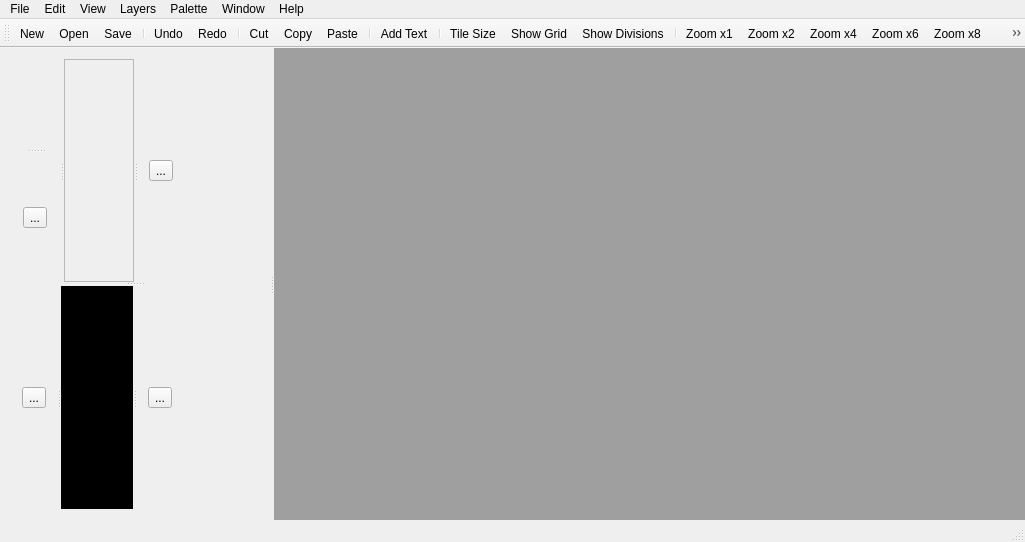
Old version of the form QtCharacterMaker/view/mainwindow.ui in the repository RicardoBusta/bustamanprojects.
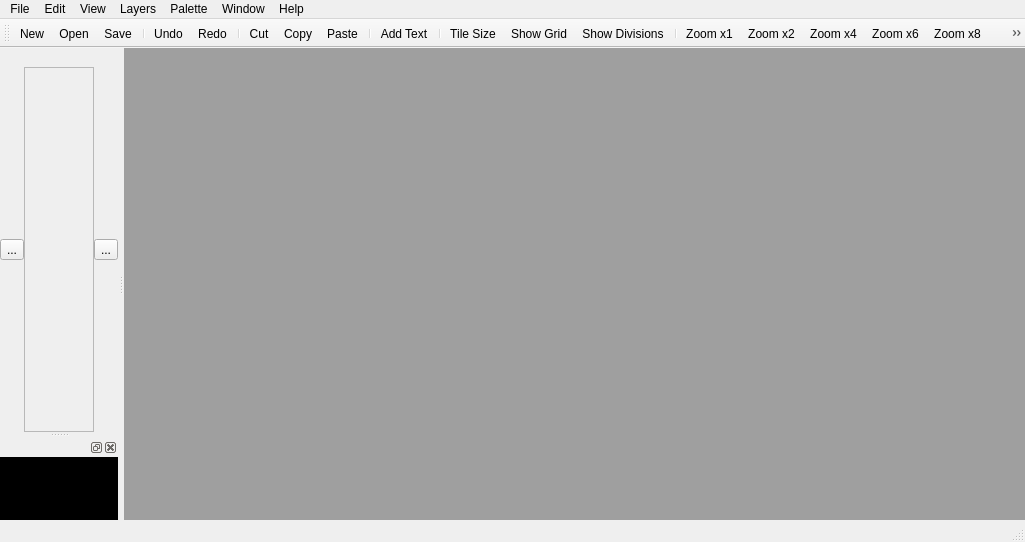
New version of the form. Icons and pictures are not drawn. Custom widgets are drawn as their Qt base class.

The edit to the form file:
```diff
--- a/QtCharacterMaker/view/mainwindow.ui
+++ b/QtCharacterMaker/view/mainwindow.ui
@@ -20,7 +20,7 @@
    </size>
   </property>
   <widget class="QWidget" name="centralWidget">
-   <layout class="QVBoxLayout" name="verticalLayout_5">
+   <layout class="QHBoxLayout" name="horizontalLayout_3">
     <property name="spacing">
      <number>0</number>
     </property>
@@ -37,182 +37,10 @@
      <number>0</number>
     </property>
     <item>
-     <widget class="QSplitter" name="splitter">
-      <property name="orientation">
-       <enum>Qt::Horizontal</enum>
+     <widget class="QMdiArea" name="mdiArea">
+      <property name="styleSheet">
+       <string notr="true"/>
       </property>
-      <widget class="QWidget" name="verticalLayoutWidget">
-       <layout class="QVBoxLayout" name="verticalLayout">
-        <item>
-         <widget class="QSplitter" name="splitter_7">
-          <property name="orientation">
-           <enum>Qt::Vertical</enum>
-          </property>
-          <widget class="QSplitter" name="splitter_4">
-           <property name="orientation">
-            <enum>Qt::Horizontal</enum>
-           </property>
-           <widget class="QSplitter" name="splitter_3">
-            <property name="orientation">
-             <enum>Qt::Horizontal</enum>
-            </property>
-            <widget class="QSplitter" name="splitter_2">
-             <property name="orientation">
-              <enum>Qt::Vertical</enum>
-             </property>
-             <widget class="QWidget" name="widget" native="true"/>
-             <widget class="QWidget" name="gridLayoutWidget">
-              <layout class="QGridLayout" name="gridLayout">
-               <item row="0" column="0">
-                <widget class="QToolButton" name="toolButton_2">
-                 <property name="text">
-                  <string>...</string>
-                 </property>
-                </widget>
-               </item>
-              </layout>
-             </widget>
-            </widget>
-            <widget class="QScrollArea" name="scrollArea">
-             <property name="widgetResizable">
-              <bool>true</bool>
-             </property>
-             <widget class="EditImageWidget" name="edit_image_widget">
-              <property name="geometry">
-               <rect>
-                <x>0</x>
-                <y>0</y>
-                <width>68</width>
-                <height>230</height>
-               </rect>
-              </property>
-             </widget>
-            </widget>
-           </widget>
-           <widget class="QWidget" name="verticalLayoutWidget_2">
-            <layout class="QVBoxLayout" name="verticalLayout_2">
-             <item>
-              <widget class="QToolButton" name="toolButton">
-               <property name="text">
-                <string>...</string>
-               </property>
-              </widget>
-             </item>
-            </layout>
-           </widget>
-          </widget>
-          <widget class="QSplitter" name="splitter_6">
-           <property name="orientation">
-            <enum>Qt::Horizontal</enum>
-           </property>
-           <widget class="QSplitter" name="splitter_5">
-            <property name="orientation">
-             <enum>Qt::Horizontal</enum>
-            </property>
-            <widget class="QWidget" name="verticalLayoutWidget_3">
-             <layout class="QVBoxLayout" name="verticalLayout_3">
-              <item>
-               <widget class="QToolButton" name="toolButton_4">
-                <property name="text">
-                 <string>...</string>
-                </property>
-               </widget>
-              </item>
-             </layout>
-            </widget>
-            <widget class="QWidget" name="widget_2" native="true">
-             <property name="sizePolicy">
-              <sizepolicy hsizetype="Expanding" vsizetype="Expanding">
-               <horstretch>0</horstretch>
-               <verstretch>0</verstretch>
-              </sizepolicy>
-             </property>
-             <property name="palette">
-              <palette>
-               <active>
-                <colorrole role="Base">
-                 <brush brushstyle="SolidPattern">
-                  <color alpha="255">
-                   <red>255</red>
-                   <green>255</green>
-                   <blue>255</blue>
-                  </color>
-                 </brush>
-                </colorrole>
-                <colorrole role="Window">
-                 <brush brushstyle="SolidPattern">
-                  <color alpha="255">
-                   <red>0</red>
-                   <green>0</green>
-                   <blue>0</blue>
-                  </color>
-                 </brush>
-                </colorrole>
-               </active>
-               <inactive>
-                <colorrole role="Base">
-                 <brush brushstyle="SolidPattern">
-                  <color alpha="255">
-                   <red>255</red>
-                   <green>255</green>
-                   <blue>255</blue>
-                  </color>
-                 </brush>
-                </colorrole>
-                <colorrole role="Window">
-                 <brush brushstyle="SolidPattern">
-                  <color alpha="255">
-                   <red>0</red>
-                   <green>0</green>
-                   <blue>0</blue>
-                  </color>
-                 </brush>
-                </colorrole>
-               </inactive>
-               <disabled>
-                <colorrole role="Base">
-                 <brush brushstyle="SolidPattern">
-                  <color alpha="255">
-                   <red>0</red>
-                   <green>0</green>
-                   <blue>0</blue>
-                  </color>
-                 </brush>
-                </colorrole>
-                <colorrole role="Window">
-                 <brush brushstyle="SolidPattern">
-                  <color alpha="255">
-                   <red>0</red>
-                   <green>0</green>
-                   <blue>0</blue>
-                  </color>
-                 </brush>
-                </colorrole>
-               </disabled>
-              </palette>
-             </property>
-             <property name="autoFillBackground">
-              <bool>true</bool>
-             </property>
-            </widget>
-           </widget>
-           <widget class="QWidget" name="verticalLayoutWidget_4">
-            <layout class="QVBoxLayout" name="verticalLayout_4">
-             <item>
-              <widget class="QToolButton" name="toolButton_3">
-               <property name="text">
-                <string>...</string>
-               </property>
-              </widget>
-             </item>
-            </layout>
-           </widget>
-          </widget>
-         </widget>
-        </item>
-       </layout>
-      </widget>
-      <widget class="QMdiArea" name="mdiArea"/>
      </widget>
     </item>
    </layout>
@@ -356,6 +184,193 @@
    <addaction name="actionAbout"/>
   </widget>
   <widget class="QStatusBar" name="statusBar"/>
+  <widget class="QDockWidget" name="dockWidget">
+   <property name="features">
+    <set>QDockWidget::DockWidgetMovable</set>
+   </property>
+   <attribute name="dockWidgetArea">
+    <number>1</number>
+   </attribute>
+   <widget class="QWidget" name="dockWidgetContents">
+    <layout class="QHBoxLayout" name="horizontalLayout_2">
+     <property name="spacing">
+      <number>0</number>
+     </property>
+     <property name="leftMargin">
+      <number>0</number>
+     </property>
+     <property name="topMargin">
+      <number>0</number>
+     </property>
+     <property name="rightMargin">
+      <number>0</number>
+     </property>
+     <property name="bottomMargin">
+      <number>0</number>
+     </property>
+     <item>
+      <layout class="QVBoxLayout" name="verticalLayout_2">
+       <property name="spacing">
+        <number>0</number>
+       </property>
+       <property name="leftMargin">
+        <number>0</number>
+       </property>
+       <item>
+        <widget class="QToolButton" name="toolButton_2">
+         <property name="text">
+          <string>...</string>
+         </property>
+        </widget>
+       </item>
+      </layout>
+     </item>
+     <item>
+      <widget class="QScrollArea" name="scrollArea">
+       <property name="styleSheet">
+        <string notr="true">background-image: url(:/images/lines_background_color.png);</string>
+       </property>
+       <property name="widgetResizable">
+        <bool>true</bool>
+       </property>
+       <property name="alignment">
+        <set>Qt::AlignCenter</set>
+       </property>
+       <widget class="EditImageWidget" name="edit_image_widget">
+        <property name="geometry">
+         <rect>
+          <x>0</x>
+          <y>0</y>
+          <width>78</width>
+          <height>339</height>
+         </rect>
+        </property>
+       </widget>
+      </widget>
+     </item>
+     <item>
+      <layout class="QVBoxLayout" name="verticalLayout">
+       <property name="leftMargin">
+        <number>0</number>
+       </property>
+       <item>
+        <widget class="QToolButton" name="toolButton">
+         <property name="text">
+          <string>...</string>
+         </property>
+        </widget>
+       </item>
+      </layout>
+     </item>
+    </layout>
+   </widget>
+  </widget>
+  <widget class="QDockWidget" name="dockWidget_2">
+   <attribute name="dockWidgetArea">
+    <number>1</number>
+   </attribute>
+   <widget class="QWidget" name="dockWidgetContents_2">
+    <layout class="QHBoxLayout" name="horizontalLayout">
+     <property name="spacing">
+      <number>0</number>
+     </property>
+     <property name="leftMargin">
+      <number>0</number>
+     </property>
+     <property name="topMargin">
+      <number>0</number>
+     </property>
+     <property name="rightMargin">
+      <number>0</number>
+     </property>
+     <property name="bottomMargin">
+      <number>0</number>
+     </property>
+     <item>
+      <widget class="QSplitter" name="splitter_5">
+       <property name="orientation">
+        <enum>Qt::Horizontal</enum>
+       </property>
+       <widget class="QWidget" name="widget_2" native="true">
+        <property name="sizePolicy">
+         <sizepolicy hsizetype="Expanding" vsizetype="Expanding">
+          <horstretch>0</horstretch>
+          <verstretch>0</verstretch>
+         </sizepolicy>
+        </property>
+        <property name="palette">
+         <palette>
+          <active>
+           <colorrole role="Base">
+            <brush brushstyle="SolidPattern">
+             <color alpha="255">
+              <red>255</red>
+              <green>255</green>
+              <blue>255</blue>
+             </color>
+            </brush>
+           </colorrole>
+           <colorrole role="Window">
+            <brush brushstyle="SolidPattern">
+             <color alpha="255">
+              <red>0</red>
+              <green>0</green>
+              <blue>0</blue>
+             </color>
+            </brush>
+           </colorrole>
+          </active>
+          <inactive>
+           <colorrole role="Base">
+            <brush brushstyle="SolidPattern">
+             <color alpha="255">
+              <red>255</red>
+              <green>255</green>
+              <blue>255</blue>
+             </color>
+            </brush>
+           </colorrole>
+           <colorrole role="Window">
+            <brush brushstyle="SolidPattern">
+             <color alpha="255">
+              <red>0</red>
+              <green>0</green>
+              <blue>0</blue>
+             </color>
+            </brush>
+           </colorrole>
+          </inactive>
+          <disabled>
+           <colorrole role="Base">
+            <brush brushstyle="SolidPattern">
+             <color alpha="255">
+              <red>0</red>
+              <green>0</green>
+              <blue>0</blue>
+             </color>
+            </brush>
+           </colorrole>
+           <colorrole role="Window">
+            <brush brushstyle="SolidPattern">
+             <color alpha="255">
+              <red>0</red>
+              <green>0</green>
+              <blue>0</blue>
+             </color>
+            </brush>
+           </colorrole>
+          </disabled>
+         </palette>
+        </property>
+        <property name="autoFillBackground">
+         <bool>true</bool>
+        </property>
+       </widget>
+      </widget>
+     </item>
+    </layout>
+   </widget>
+  </widget>
   <action name="actionNew">
    <property name="icon">
     <iconset>
```
Left out of the diff: 78 changed lines with no effect on the pictures.
